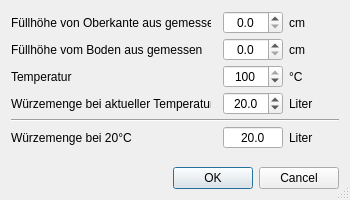
First picture: the form in kleiner-brauhelfer/dialogs/dlgvolumen.ui, repository kleiner-brauhelfer/kleiner-brauhelfer-2, before the edit.
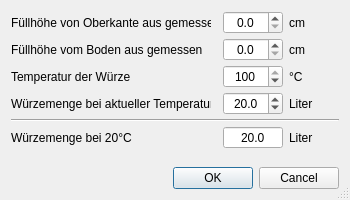
Second picture: the form after the edit. Custom widgets are drawn as their Qt base class.

What changed in the file:
```diff
--- a/kleiner-brauhelfer/dialogs/dlgvolumen.ui
+++ b/kleiner-brauhelfer/dialogs/dlgvolumen.ui
@@ -62,7 +62,7 @@
    <item row="2" column="0">
     <widget class="QLabel" name="label_19">
      <property name="text">
-      <string>Temperatur</string>
+      <string>Temperatur der Würze</string>
      </property>
     </widget>
    </item>
```
